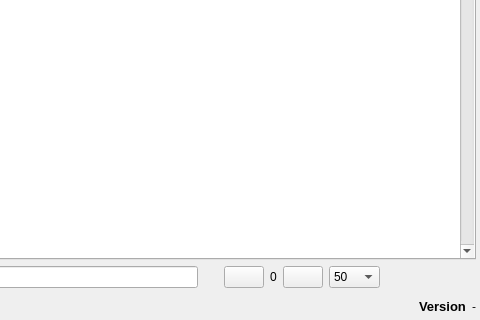
The window that ui/opensnitch/res/stats.ui (evilsocket/opensnitch) describes before a commit, drawn with Qt 5; both pictures show x 383 to 863 and y 277 to 597 of the 863 by 597 pixel window.
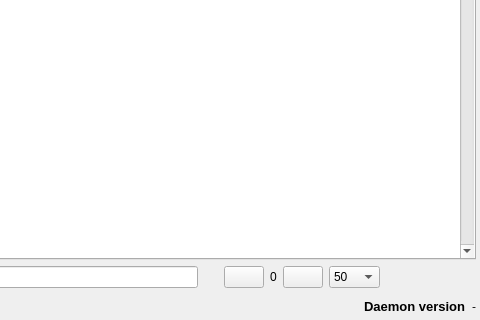
The same window after the commit. Icons and pictures are not drawn. Custom widgets are drawn as their Qt base class.

Commit message:
ui:renamed daemon version label for better clarity
The GUI and daemon versions are displayed in 2 different locations:
 - ui: in the title of the main window.
 - daemon: in the lower right corner.

Now instead of showing the daemon version as "Version: x.y.z", we
show "Daemon version: x.y.z".

Closes: #1278

```diff
--- a/ui/opensnitch/res/stats.ui
+++ b/ui/opensnitch/res/stats.ui
@@ -2275,7 +2275,7 @@
         </font>
        </property>
        <property name="text">
-        <string>Version</string>
+        <string>Daemon version</string>
        </property>
        <property name="alignment">
         <set>Qt::AlignLeading|Qt::AlignLeft|Qt::AlignVCenter</set>
```
